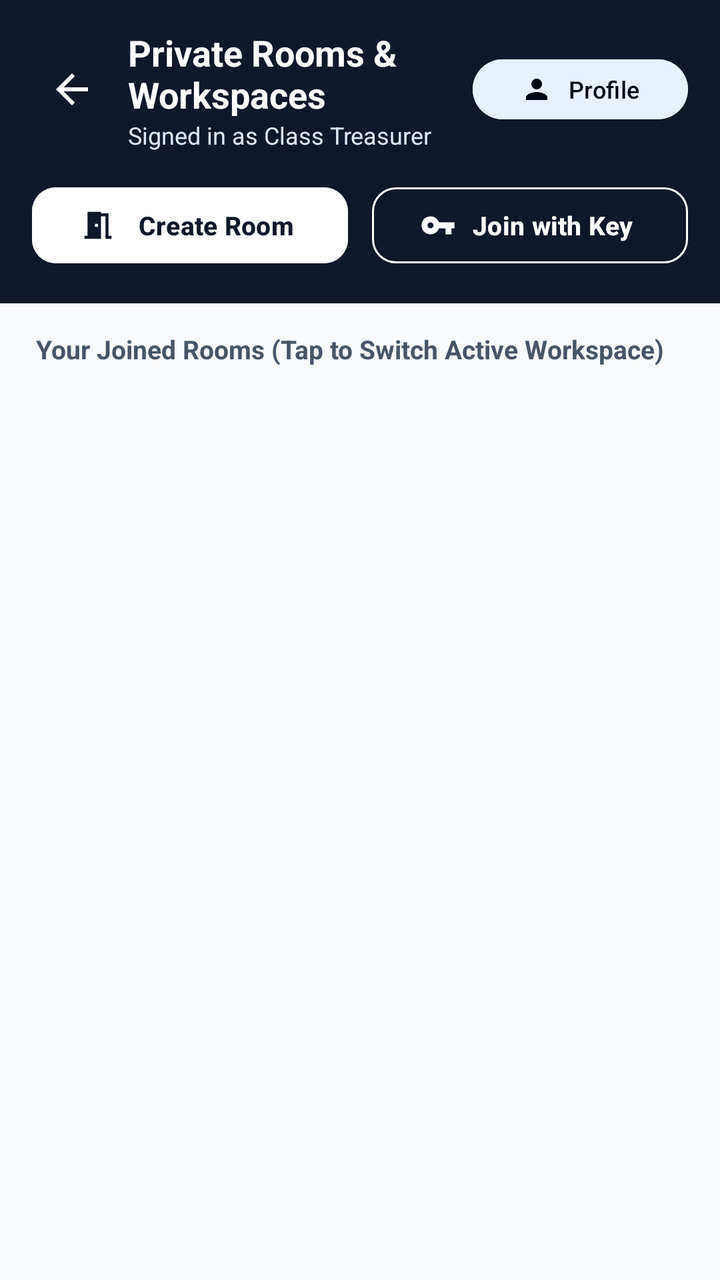
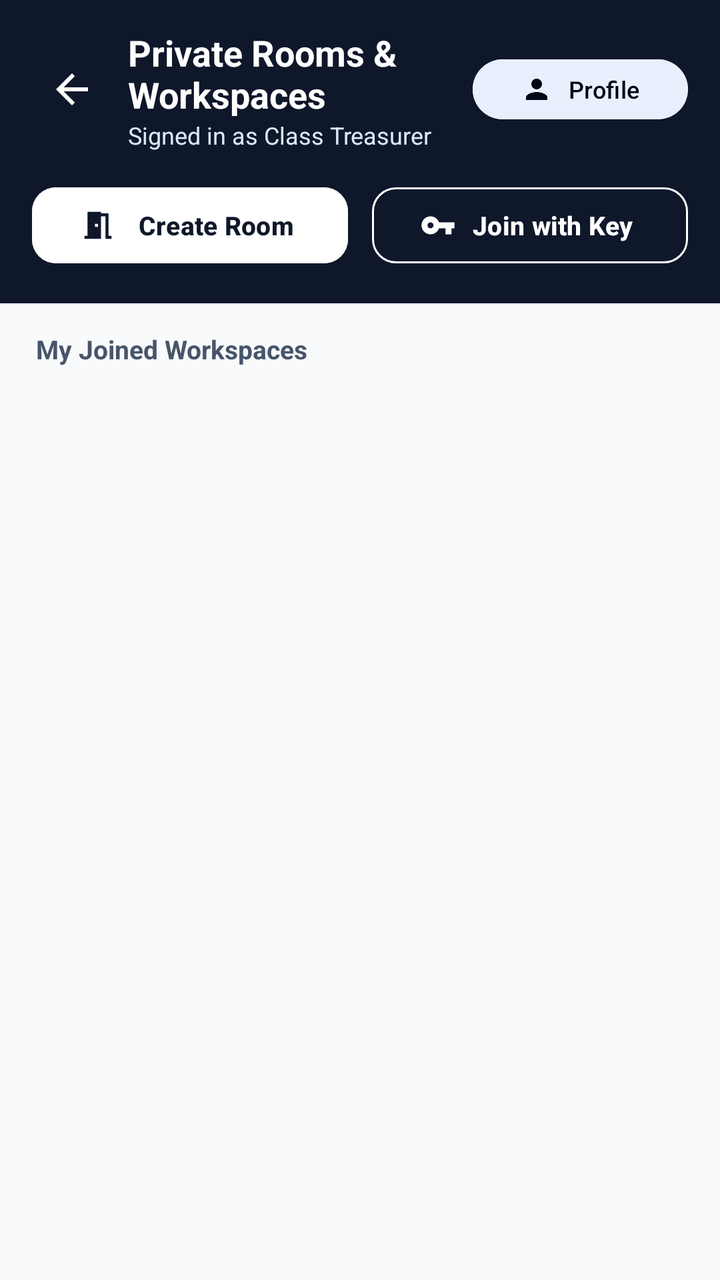

An Android layout rendered at two revisions. The XML below is the earlier revision; the diff shows what the commit changed to produce the second picture.
<!-- AndroidManifest.xml: application theme Theme.QR_PaymentScan_Cash_N_Online -->
<!-- res/layout/activity_room_lobby.xml -->
<?xml version="1.0" encoding="utf-8"?>
<LinearLayout xmlns:android="http://schemas.android.com/apk/res/android"
    xmlns:app="http://schemas.android.com/apk/res-auto"
    android:id="@+id/roomLobbyRoot"
    android:layout_width="match_parent"
    android:layout_height="match_parent"
    android:background="@color/surface_background"
    android:orientation="vertical">

    
    <LinearLayout
        android:layout_width="match_parent"
        android:layout_height="wrap_content"
        android:background="@color/brand_primary"
        android:orientation="vertical"
        android:paddingStart="16dp"
        android:paddingTop="14dp"
        android:paddingEnd="16dp"
        android:paddingBottom="16dp">

        <LinearLayout
            android:layout_width="match_parent"
            android:layout_height="wrap_content"
            android:gravity="center_vertical"
            android:orientation="horizontal">

            <ImageButton
                android:id="@+id/btnBackRoomLobby"
                android:layout_width="40dp"
                android:layout_height="40dp"
                android:background="?attr/selectableItemBackgroundBorderless"
                android:contentDescription="Back"
                android:src="@drawable/ic_arrow_back"
                app:tint="@color/white" />

            <LinearLayout
                android:layout_width="0dp"
                android:layout_height="wrap_content"
                android:layout_marginStart="8dp"
                android:layout_weight="1"
                android:orientation="vertical">

                <TextView
                    android:layout_width="wrap_content"
                    android:layout_height="wrap_content"
                    android:text="Private Rooms &amp; Workspaces"
                    android:textColor="@color/white"
                    android:textSize="18sp"
                    android:textStyle="bold" />

                <TextView
                    android:id="@+id/tvRoomLobbyUserSubtitle"
                    android:layout_width="wrap_content"
                    android:layout_height="wrap_content"
                    android:text="Signed in as Class Treasurer"
                    android:textColor="#DCE7FF"
                    android:textSize="12sp" />
            </LinearLayout>

            <com.google.android.material.button.MaterialButton
                android:id="@+id/btnOpenAuthProfile"
                style="@style/Widget.Material3.Button.TonalButton"
                android:layout_width="wrap_content"
                android:layout_height="38dp"
                android:backgroundTint="#E8F0FE"
                android:text="Profile"
                android:textAllCaps="false"
                android:textColor="@color/brand_primary_dark"
                android:textSize="12sp"
                app:icon="@drawable/ic_person"
                app:iconSize="16dp"
                app:iconTint="@color/brand_primary_dark" />
        </LinearLayout>

        
        <LinearLayout
            android:layout_width="match_parent"
            android:layout_height="wrap_content"
            android:layout_marginTop="14dp"
            android:orientation="horizontal">

            <com.google.android.material.button.MaterialButton
                android:id="@+id/btnCreatePrivateRoom"
                android:layout_width="0dp"
                android:layout_height="46dp"
                android:layout_marginEnd="6dp"
                android:layout_weight="1"
                android:backgroundTint="@color/white"
                android:singleLine="true"
                android:text="Create Room"
                android:textAllCaps="false"
                android:textColor="@color/brand_primary"
                android:textSize="13sp"
                android:textStyle="bold"
                app:cornerRadius="12dp"
                app:icon="@drawable/ic_meeting_room"
                app:iconSize="18dp"
                app:iconTint="@color/brand_primary" />

            <com.google.android.material.button.MaterialButton
                android:id="@+id/btnJoinPrivateRoom"
                style="@style/Widget.Material3.Button.OutlinedButton"
                android:layout_width="0dp"
                android:layout_height="46dp"
                android:layout_marginStart="6dp"
                android:layout_weight="1"
                android:singleLine="true"
                android:text="Join with Key"
                android:textAllCaps="false"
                android:textColor="@color/white"
                android:textSize="13sp"
                android:textStyle="bold"
                app:cornerRadius="12dp"
                app:icon="@drawable/ic_vpn_key"
                app:iconSize="18dp"
                app:iconTint="@color/white"
                app:strokeColor="@color/white" />
        </LinearLayout>
    </LinearLayout>

    <TextView
        android:layout_width="match_parent"
        android:layout_height="wrap_content"
        android:paddingStart="18dp"
        android:paddingTop="14dp"
        android:paddingEnd="18dp"
        android:paddingBottom="6dp"
        android:text="Your Joined Rooms (Tap to Switch Active Workspace)"
        android:textColor="@color/text_secondary"
        android:textSize="13sp"
        android:textStyle="bold" />

    <androidx.recyclerview.widget.RecyclerView
        android:id="@+id/rvJoinedRooms"
        android:layout_width="match_parent"
        android:layout_height="0dp"
        android:layout_weight="1"
        android:clipToPadding="false"
        android:paddingStart="16dp"
        android:paddingTop="4dp"
        android:paddingEnd="16dp"
        android:paddingBottom="24dp" />
</LinearLayout>
<!-- resources referenced by this layout -->
<resources>
  <color name="brand_primary">#FF0F172A</color>
  <color name="brand_primary_dark">#FF020617</color>
  <color name="surface_background">#FFF8FAFC</color>
  <color name="text_secondary">#FF475569</color>
  <color name="white">#FFFFFFFF</color>
  <!-- drawable ic_arrow_back (drawable) -->
  <vector xmlns:android="http://schemas.android.com/apk/res/android"
      android:width="24dp"
      android:height="24dp"
      android:viewportWidth="24"
      android:viewportHeight="24">
      <path
          android:fillColor="#FF000000"
          android:pathData="M20,11H7.83l5.59,-5.59L12,4l-8,8l8,8l1.41,-1.41L7.83,13H20V11z" />
  </vector>
  <!-- drawable ic_meeting_room (drawable) -->
  <vector xmlns:android="http://schemas.android.com/apk/res/android"
      android:width="24dp"
      android:height="24dp"
      android:viewportWidth="24"
      android:viewportHeight="24">
      <path
          android:fillColor="#000000"
          android:pathData="M14,6v15H3v-2h2V3h9v1h5v15h2v2h-4V6h-3zM10,11v2h2v-2h-2z" />
  </vector>
  <!-- drawable ic_person (drawable) -->
  <vector xmlns:android="http://schemas.android.com/apk/res/android"
      android:width="24dp"
      android:height="24dp"
      android:viewportWidth="24"
      android:viewportHeight="24">
      <path
          android:fillColor="#000000"
          android:pathData="M12,12c2.21,0 4,-1.79 4,-4s-1.79,-4 -4,-4 -4,1.79 -4,4 1.79,4 4,4zM12,14c-2.67,0 -8,1.34 -8,4v2h16v-2c0,-2.66 -5.33,-4 -8,-4z" />
  </vector>
  <!-- drawable ic_vpn_key (drawable) -->
  <vector xmlns:android="http://schemas.android.com/apk/res/android"
      android:width="24dp"
      android:height="24dp"
      android:viewportWidth="24"
      android:viewportHeight="24">
      <path
          android:fillColor="#000000"
          android:pathData="M12.65,10C11.83,7.67 9.61,6 7,6c-3.31,0 -6,2.69 -6,6s2.69,6 6,6c2.61,0 4.83,-1.67 5.65,-4H17v4h4v-4h2v-4H12.65zM7,14c-1.1,0 -2,-0.9 -2,-2s0.9,-2 2,-2 2,0.9 2,2 -0.9,2 -2,2z" />
  </vector>
  <style name="Theme.QR_PaymentScan_Cash_N_Online" parent="Base.Theme.QR_PaymentScan_Cash_N_Online" />
  <style name="Base.Theme.QR_PaymentScan_Cash_N_Online" parent="Theme.Material3.Light.NoActionBar">
          <item name="colorPrimary">@color/primary</item>
          <item name="colorOnPrimary">@color/on_primary</item>
          <item name="colorPrimaryContainer">@color/primary_container</item>
          <item name="colorOnPrimaryContainer">@color/on_primary_container</item>
          <item name="colorSecondary">@color/secondary</item>
          <item name="colorOnSecondary">@color/on_secondary</item>
          <item name="colorSecondaryContainer">@color/secondary_container</item>
          <item name="colorOnSecondaryContainer">@color/on_secondary_container</item>
          <item name="android:colorBackground">@color/background_surface</item>
          <item name="colorSurface">@color/card_surface</item>
          <item name="android:statusBarColor">@color/primary</item>
      </style>
  <color name="primary">#FF0F172A</color>
  <color name="on_primary">#FFFFFFFF</color>
  <color name="primary_container">#FFE2E8F0</color>
  <color name="on_primary_container">#FF0F172A</color>
  <color name="secondary">#FF334155</color>
  <color name="on_secondary">#FFFFFFFF</color>
  <color name="secondary_container">#FFF1F5F9</color>
  <color name="on_secondary_container">#FF0F172A</color>
  <color name="background_surface">#FFF8FAFC</color>
  <color name="card_surface">#FFFFFFFF</color>
</resources>

<!-- the commit's change to res/layout/activity_room_lobby.xml (unified diff, before → after) -->
@@ -118,26 +118,42 @@
         </LinearLayout>
     </LinearLayout>
 
-    <TextView
-        android:layout_width="match_parent"
-        android:layout_height="wrap_content"
-        android:paddingStart="18dp"
-        android:paddingTop="14dp"
-        android:paddingEnd="18dp"
-        android:paddingBottom="6dp"
-        android:text="Your Joined Rooms (Tap to Switch Active Workspace)"
-        android:textColor="@color/text_secondary"
-        android:textSize="13sp"
-        android:textStyle="bold" />
-
-    <androidx.recyclerview.widget.RecyclerView
-        android:id="@+id/rvJoinedRooms"
+    <androidx.core.widget.NestedScrollView
         android:layout_width="match_parent"
         android:layout_height="0dp"
         android:layout_weight="1"
         android:clipToPadding="false"
-        android:paddingStart="16dp"
-        android:paddingTop="4dp"
-        android:paddingEnd="16dp"
-        android:paddingBottom="24dp" />
+        android:fillViewport="true"
+        android:paddingBottom="24dp">
+
+        <LinearLayout
+            android:layout_width="match_parent"
+            android:layout_height="wrap_content"
+            android:orientation="vertical">
+
+            <TextView
+                android:id="@+id/tvJoinedRoomsHeader"
+                android:layout_width="match_parent"
+                android:layout_height="wrap_content"
+                android:paddingStart="18dp"
+                android:paddingTop="14dp"
+                android:paddingEnd="18dp"
+                android:paddingBottom="6dp"
+                android:text="My Joined Workspaces"
+                android:textColor="@color/text_secondary"
+                android:textSize="13sp"
+                android:textStyle="bold" />
+
+            <androidx.recyclerview.widget.RecyclerView
+                android:id="@+id/rvJoinedRooms"
+                android:layout_width="match_parent"
+                android:layout_height="wrap_content"
+                android:clipToPadding="false"
+                android:nestedScrollingEnabled="false"
+                android:paddingStart="16dp"
+                android:paddingTop="4dp"
+                android:paddingEnd="16dp"
+                android:paddingBottom="16dp" />
+        </LinearLayout>
+    </androidx.core.widget.NestedScrollView>
 </LinearLayout>
